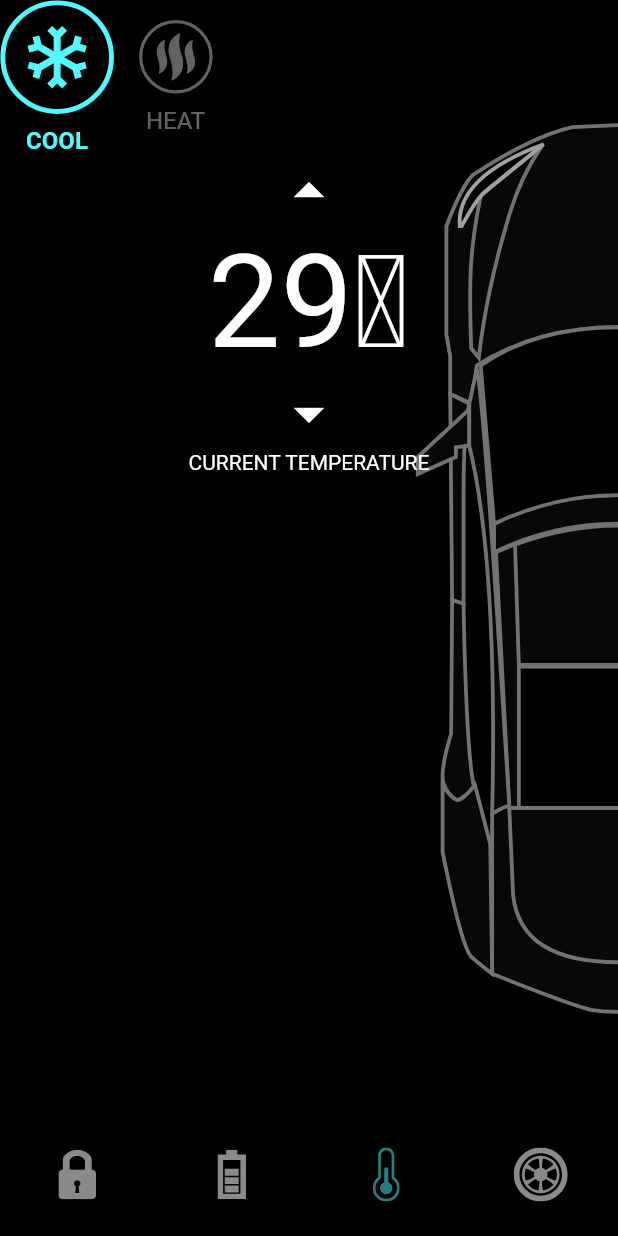
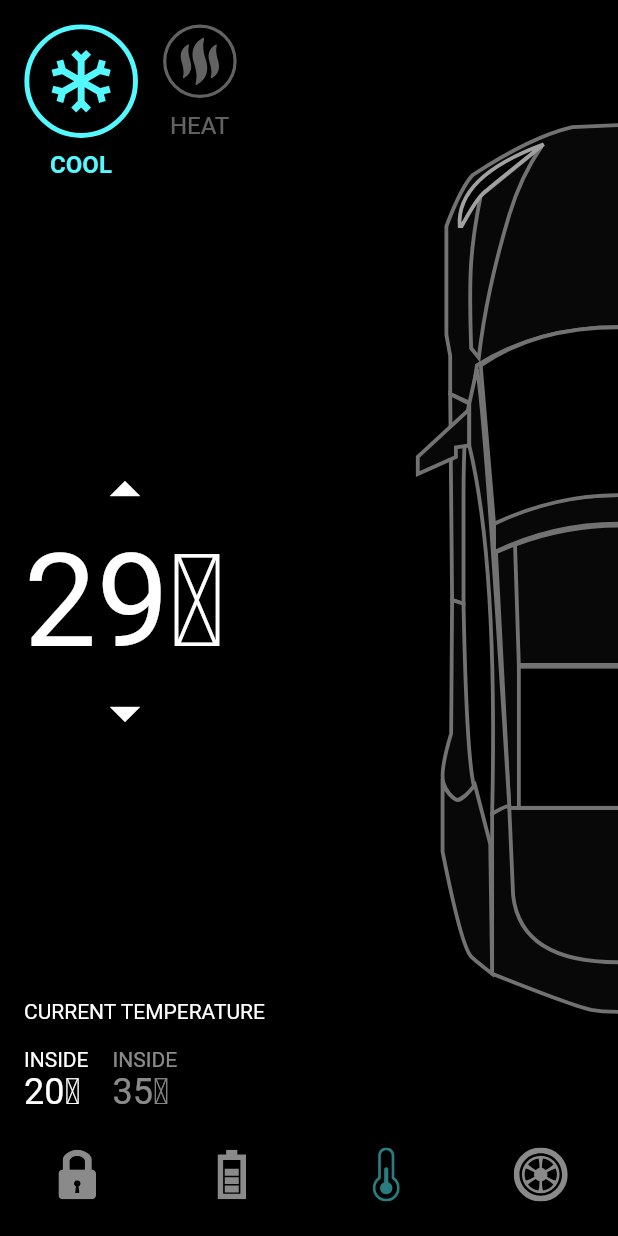
Before and after one commit to vickttorugo/tesla_animated_app, a Flutter app: the screen it shows after launch, item 3 of the bottom bar chosen, on a phone screen of 412 x 824 dp. Run offline on Flutter 3.47's test engine with Material 2 defaults, Android fonts, the phone set to English and light mode, and no system bars; our stand-ins replace flutter_svg.

Commit message:
added the third page

```diff
--- /dev/null
+++ b/lib/screens/components/temp_details.dart
@@ -0,0 +1,100 @@
+import 'package:flutter/material.dart';
+import 'package:tesla_animated_app/screens/components/temp_btn.dart';
+
+import '../../constants.dart';
+import '../../home_controller.dart';
+
+class TempDetails extends StatelessWidget {
+  const TempDetails({
+    super.key,
+    required HomeController controller,
+  }) : _controller = controller;
+
+  final HomeController _controller;
+
+  @override
+  Widget build(BuildContext context) {
+    return Padding(
+      padding: const EdgeInsets.all(defaultPadding),
+      child: Column(
+        crossAxisAlignment: CrossAxisAlignment.start,
+        children: [
+          SizedBox(
+            height: 120,
+            child: Row(
+              children: [
+                TempBtn(
+                  title: "Cool",
+                  svgSrc: "assets/icons/coolShape.svg",
+                  press: _controller.updateCoolSelectedTab,
+                  isActive: _controller.isCoolSelected,
+                ),
+                const SizedBox(width: defaultPadding),
+                TempBtn(
+                  title: "Heat",
+                  svgSrc: "assets/icons/heatShape.svg",
+                  activeColor: redColor,
+                  press: _controller.updateCoolSelectedTab,
+                  isActive: !_controller.isCoolSelected,
+                ),
+              ],
+            ),
+          ),
+          Spacer(),
+          Column(
+            children: [
+              IconButton(
+                padding: EdgeInsets.zero,
+                onPressed: () {},
+                icon: Icon(
+                  Icons.arrow_drop_up,
+                  size: 48,
+                ),
+              ),
+              Text("29" + "\u2103", style: TextStyle(fontSize: 86)),
+              IconButton(
+                padding: EdgeInsets.zero,
+                onPressed: () {},
+                icon: Icon(Icons.arrow_drop_down, size: 48),
+              ),
+            ],
+          ),
+          Spacer(),
+          Text("CURRENT TEMPERATURE"),
+          const SizedBox(height: defaultPadding),
+          Row(
+            children: [
+              Column(
+                crossAxisAlignment: CrossAxisAlignment.start,
+                children: [
+                  Text("Inside".toUpperCase()),
+                  Text(
+                    "20" + '\u2103',
+                    style: Theme.of(context).textTheme.headlineSmall,
+                  ),
+                ],
+              ),
+              const SizedBox(width: defaultPadding),
+              Column(
+                crossAxisAlignment: CrossAxisAlignment.start,
+                children: [
+                  Text(
+                    "Inside".toUpperCase(),
+                    style: TextStyle(
+                      color: Colors.white54,
+                    ),
+                  ),
+                  Text("35" + '\u2103',
+                      style: Theme.of(context)
+                          .textTheme
+                          .headlineSmall
+                          ?.copyWith(color: Colors.white54)),
+                ],
+              ),
+            ],
+          )
+        ],
+      ),
+    );
+  }
+}
--- a/lib/screens/home_screen.dart
+++ b/lib/screens/home_screen.dart
@@ -6,6 +6,7 @@ import 'package:tesla_animated_app/home_controller.dart';
 import 'components/battery_status.dart';
 import 'components/door_lock.dart';
 import 'components/temp_btn.dart';
+import 'components/temp_details.dart';
 import 'components/tesla_bottom_navigationbar.dart';
 
 class HomeScreen extends StatefulWidget {
@@ -24,6 +25,7 @@ class _HomeScreenState extends State<HomeScreen> with TickerProviderStateMixin {
 
   late AnimationController _tempAnimationController;
   late Animation<double> _animationCarShift;
+  late Animation<double> _animationTempShowInfo;
 
   void setupTempAnimation() {
     _tempAnimationController = AnimationController(
@@ -31,6 +33,9 @@ class _HomeScreenState extends State<HomeScreen> with TickerProviderStateMixin {
 
     _animationCarShift = CurvedAnimation(
         parent: _tempAnimationController, curve: Interval(0.2, 0.4));
+
+    _animationTempShowInfo = CurvedAnimation(
+        parent: _tempAnimationController, curve: Interval(0.45, 0.65));
   }
 
   void setupBatteryAnimation() {
@@ -193,7 +198,24 @@ class _HomeScreenState extends State<HomeScreen> with TickerProviderStateMixin {
                       ),
                     ),
                     // Temp
-                    TempDetails(controller: _controller),
+                    Positioned(
+                      height: constrains.maxHeight,
+                      width: constrains.maxWidth,
+                      top: 60 * (1 - _animationTempShowInfo.value),
+                      child: Opacity(
+                        opacity: _animationTempShowInfo.value,
+                        child: TempDetails(
+                          controller: _controller,
+                        ),
+                      ),
+                    ),
+                    // Positioned(
+                    //   right: 0,
+                    //   child: Image.asset(
+                    //     "assets/images/Cool_glow_2.png",
+                    //     width: 200,
+                    //   ),
+                    // ),
                   ],
                 );
               },
@@ -204,54 +226,3 @@ class _HomeScreenState extends State<HomeScreen> with TickerProviderStateMixin {
     );
   }
 }
-
-class TempDetails extends StatelessWidget {
-  const TempDetails({
-    super.key,
-    required HomeController controller,
-  }) : _controller = controller;
-
-  final HomeController _controller;
-
-  @override
-  Widget build(BuildContext context) {
-    return Column(
-      children: [
-        Row(
-          children: [
-            TempBtn(
-              title: "Cool",
-              svgSrc: "assets/icons/coolShape.svg",
-              press: _controller.updateCoolSelectedTab,
-              isActive: _controller.isCoolSelected,
-            ),
-            const SizedBox(width: defaultPadding),
-            TempBtn(
-              title: "Heat",
-              svgSrc: "assets/icons/heatShape.svg",
-              activeColor: redColor,
-              press: _controller.updateCoolSelectedTab,
-              isActive: !_controller.isCoolSelected,
-            ),
-          ],
-        ),
-        IconButton(
-          padding: EdgeInsets.zero,
-          onPressed: () {},
-          icon: Icon(
-            Icons.arrow_drop_up,
-            size: 48,
-          ),
-        ),
-        Text("29" + "\u2103", style: TextStyle(fontSize: 86)),
-        IconButton(
-          padding: EdgeInsets.zero,
-          onPressed: () {},
-          icon: Icon(Icons.arrow_drop_down, size: 48),
-        ),
-        Text("CURRENT TEMPERATURE"),
-        const SizedBox(height: defaultPadding),
-      ],
-    );
-  }
-}
```
